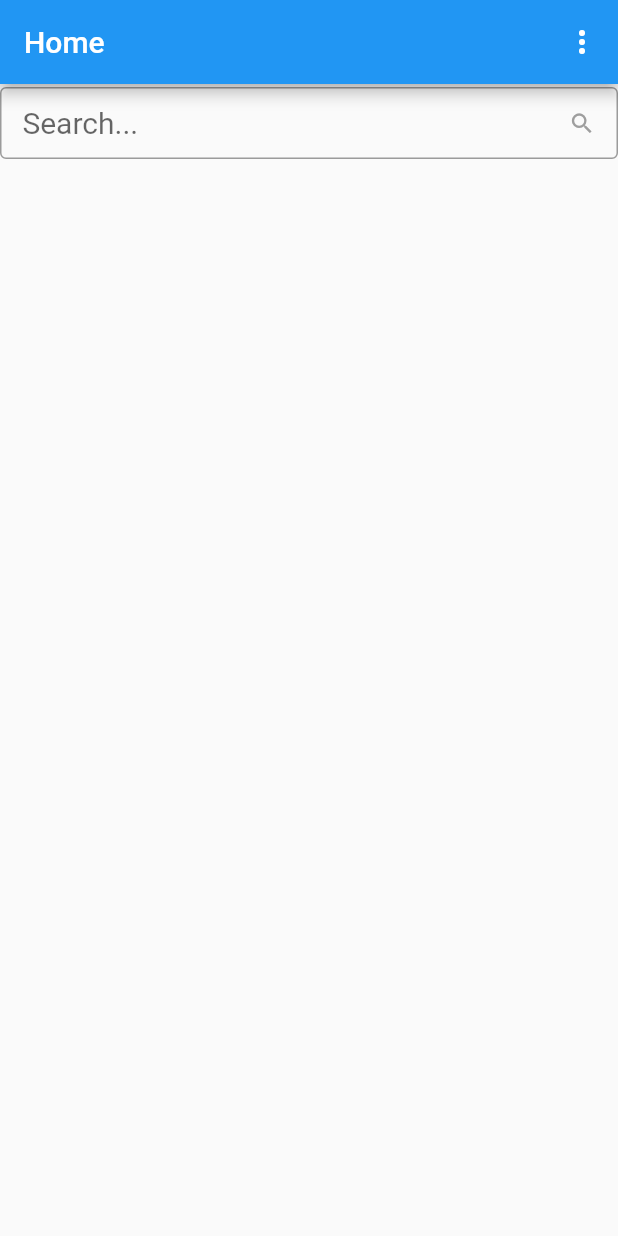
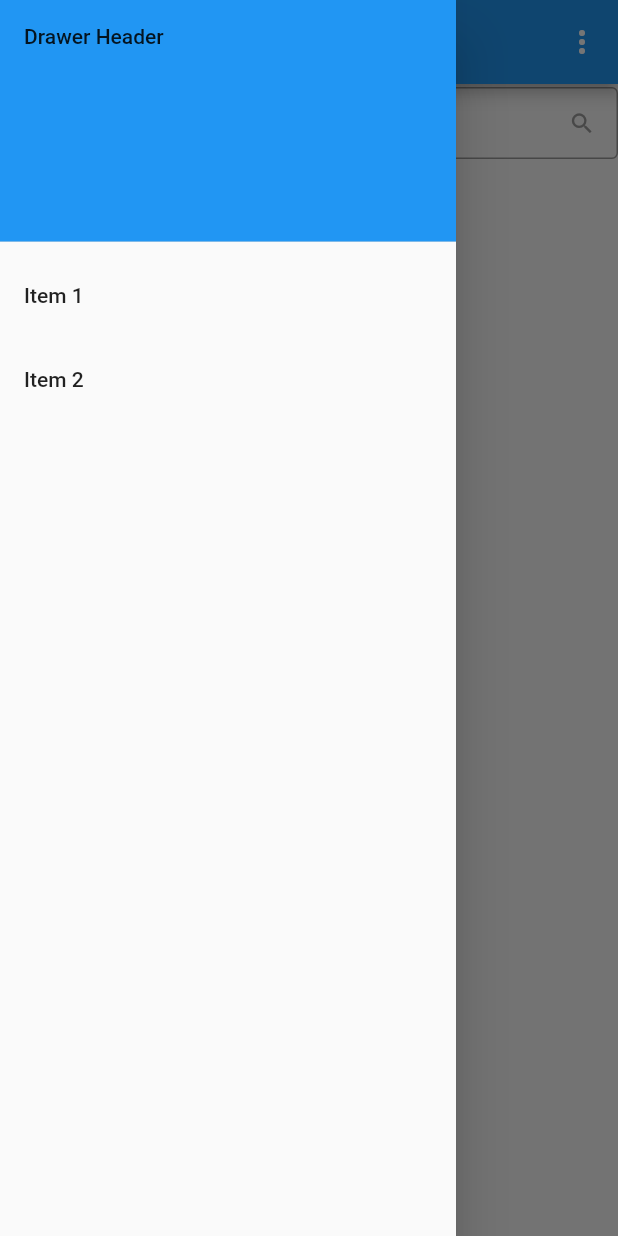
Before and after one commit to SwarajErra/book-recommendation-app, a Flutter app: the screen it shows after launch, with the side drawer open (before the commit the screen has no drawer), on a phone screen of 412 x 824 dp. Run offline on Flutter 3.47's test engine with Material 2 defaults, Android fonts, the phone set to English and light mode, and no system bars; our stand-ins replace cloud_firestore, firebase_auth, firebase_core, flutter_rating_bar, fluttertoast, google_fonts; accounts and stored records are empty.

Commit message:
added navigation drawer to the home page

```diff
--- a/lib/main.dart
+++ b/lib/main.dart
@@ -53,6 +53,31 @@
           ],
         ),
         body: searchBar(),
+        drawer: Drawer(
+          child: ListView(
+            padding: EdgeInsets.zero,
+            children: [
+              const DrawerHeader(
+                decoration: BoxDecoration(
+                  color: Colors.blue,
+                ),
+                child: Text('Drawer Header'),
+              ),
+              ListTile(
+                title: const Text('Item 1'),
+                onTap: () {
+                  Navigator.pop(context);
+                },
+              ),
+              ListTile(
+                title: const Text('Item 2'),
+                onTap: () {
+                  Navigator.pop(context);
+                },
+              ),
+            ],
+          ),
+        ),
       ),
       // home: const MyHomePage(title: 'Book Reccomendation Demo Home Page'),
     );
```
